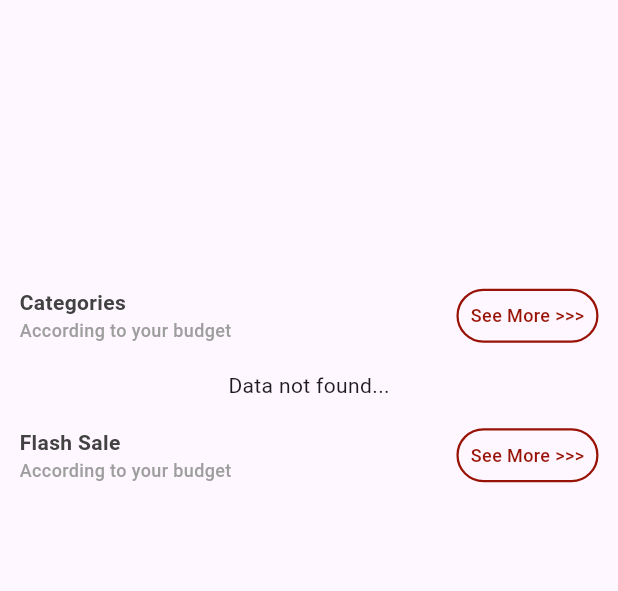
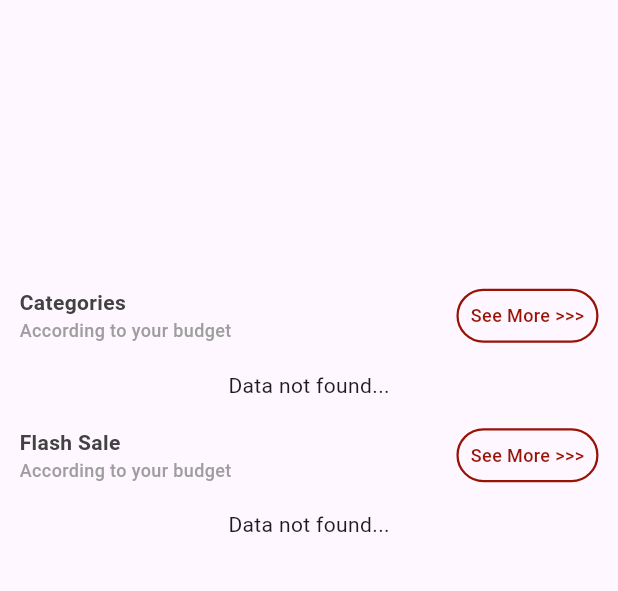
Before and after one commit to gyanendrarathour/e_comm, a Flutter app: the MainScreen screen opened directly, on a phone screen of 412 x 824 dp, the part 84-675 px from its top. Run offline on Flutter 3.47's test engine with Material 3 defaults, Android fonts, the phone set to English and light mode, and no system bars; drawn by our look-alikes of carousel_slider; our stand-ins replace cached_network_image, cloud_firestore, firebase_auth, firebase_core, flutter_easyloading, flutter_keyboard_visibility and 3 more; missing offline and left inert: image_card; accounts and stored records are empty.

Commit message:
Add Flash Sale Widget

```diff
--- /dev/null
+++ b/lib/models/productModel.dart
@@ -0,0 +1,61 @@
+class ProductModel {
+  final String productId;
+  final String categoryId;
+  final String productName;
+  final String categoryName;
+  final String salePrice;
+  final String fullPrice;
+  final List productImages;
+  final String deliveryTime;
+  final bool isSale;
+  final String productDescription;
+  final dynamic createdAt;
+  final dynamic updatedAt;
+
+  ProductModel({
+    required this.productId,
+    required this.categoryId,
+    required this.productName,
+    required this.categoryName,
+    required this.salePrice,
+    required this.fullPrice,
+    required this.productImages,
+    required this.deliveryTime,
+    required this.isSale,
+    required this.productDescription,
+    required this.createdAt,
+    required this.updatedAt,
+  });
+
+  Map<String, dynamic> toMap(){
+    return {
+      'productId': productId,
+      'categoryId': categoryId,
+      'productName': productName,
+      'categoryName': categoryName,
+      'salePrice': salePrice,
+      'productImages': productImages,
+      'deliveryTime': deliveryTime,
+      'isSale': isSale,
+      'productDescription': productDescription,
+      'createdAt': createdAt,
+      'updatedAt': updatedAt
+    };
+  }
+
+  factory ProductModel.fromMap(Map<String, dynamic> json){
+    return ProductModel(
+      productId: json['productId'],
+      categoryId: json['categoryId'],
+      productName: json['productName'],
+      categoryName: json['categoryName'],
+      salePrice: json['salePrice'],
+      fullPrice: json['fullPrice'],
+      productImages: json['productImages'],
+      deliveryTime: json['deliveryTime'],
+      isSale: json['isSale'],
+      productDescription: json['productDescription'],
+      createdAt: json['createdAt'],
+      updatedAt: json['updatedAt']);
+  }
+}
--- a/lib/screens/userPanel/mainScreen.dart
+++ b/lib/screens/userPanel/mainScreen.dart
@@ -2,6 +2,7 @@ import 'package:e_comm/utils/appConstant.dart';
 import 'package:e_comm/widgets/bannerWidget.dart';
 import 'package:e_comm/widgets/categoryWidget.dart';
 import 'package:e_comm/widgets/customDrawerWidget.dart';
+import 'package:e_comm/widgets/flashSaleWidget.dart';
 import 'package:e_comm/widgets/headingWidget.dart';
 import 'package:flutter/material.dart';
 import 'package:get/get_core/get_core.dart';
@@ -42,7 +43,8 @@ class _MainScreenState extends State<MainScreen> {
                   headingTitle: 'Flash Sale',
                   headingSubTitle: "According to your budget",
                   onTap: () {},
-                  buttonText: 'See More >>>')
+                  buttonText: 'See More >>>'),
+              const FlashSaleWidget()
             ],
           ),
         ),
--- a/lib/widgets/categoryWidget.dart
+++ b/lib/widgets/categoryWidget.dart
@@ -2,7 +2,6 @@ import 'package:cached_network_image/cached_network_image.dart';
 import 'package:cloud_firestore/cloud_firestore.dart';
 import 'package:e_comm/models/categoriesModel.dart';
 import 'package:flutter/cupertino.dart';
-import 'package:flutter/material.dart';
 import 'package:get/get_core/get_core.dart';
 import 'package:get/get_navigation/get_navigation.dart';
 import 'package:image_card/image_card.dart';
--- /dev/null
+++ b/lib/widgets/flashSaleWidget.dart
@@ -0,0 +1,106 @@
+import 'package:cached_network_image/cached_network_image.dart';
+import 'package:cloud_firestore/cloud_firestore.dart';
+import 'package:e_comm/models/categoriesModel.dart';
+import 'package:e_comm/models/productModel.dart';
+import 'package:e_comm/utils/appConstant.dart';
+import 'package:flutter/cupertino.dart';
+import 'package:get/get_core/get_core.dart';
+import 'package:get/get_navigation/get_navigation.dart';
+import 'package:image_card/image_card.dart';
+
+class FlashSaleWidget extends StatelessWidget {
+  const FlashSaleWidget({super.key});
+
+  @override
+  Widget build(BuildContext context) {
+    return FutureBuilder(
+        future: FirebaseFirestore.instance
+            .collection('products')
+            .where('isSale', isEqualTo: true)
+            .get(),
+        builder: (BuildContext context, AsyncSnapshot<QuerySnapshot> snapshot) {
+          if (snapshot.hasError) {
+            return const Center(
+              child: Text('Error in syncing...'),
+            );
+          }
+          if (snapshot.connectionState == ConnectionState.waiting) {
+            return Container(
+                height: Get.height / 5,
+                child: const Center(
+                  child: CupertinoActivityIndicator(),
+                ));
+          }
+          if (snapshot.data!.docs.isEmpty) {
+            return const Center(
+              child: Text('Data not found...'),
+            );
+          }
+          if (snapshot.data != null) {
+            return Container(
+              height: Get.height / 5,
+              child: ListView.builder(
+                  itemCount: snapshot.data!.docs.length,
+                  shrinkWrap: true,
+                  scrollDirection: Axis.horizontal,
+                  itemBuilder: (context, index) {
+                    ProductModel productModel = ProductModel(
+                        productId: snapshot.data!.docs[index]['productId'],
+                        categoryId: snapshot.data!.docs[index]['categoryId'],
+                        productName: snapshot.data!.docs[index]['productName'],
+                        categoryName: snapshot.data!.docs[index]
+                            ['categoryName'],
+                        salePrice: snapshot.data!.docs[index]['salePrice'],
+                        fullPrice: snapshot.data!.docs[index]['fullPrice'],
+                        productImages: snapshot.data!.docs[index]
+                            ['productImages'],
+                        deliveryTime: snapshot.data!.docs[index]
+                            ['deliveryTime'],
+                        isSale: snapshot.data!.docs[index]['isSale'],
+                        productDescription: snapshot.data!.docs[index]
+                            ['productDescription'],
+                        createdAt: snapshot.data!.docs[index]['createdAt'],
+                        updatedAt: snapshot.data!.docs[index]['updatedAt']);
+                    return Row(
+                      children: [
+                        Padding(
+                          padding: const EdgeInsets.all(5.0),
+                          child: Container(
+                            child: FillImageCard(
+                              borderRadius: 20.0,
+                              width: Get.width / 3.5,
+                              heightImage: Get.height / 12.0,
+                              imageProvider: CachedNetworkImageProvider(
+                                  productModel.productImages[0]),
+                              title: Center(
+                                child: Text(
+                                  productModel.productName,
+                                  overflow: TextOverflow.ellipsis,
+                                ),
+                              ),
+                              footer: Row(
+                                children: [
+                                  Text("Rs ${productModel.salePrice}"),
+                                  const SizedBox(width: 2,),
+                                  Text(
+                                    productModel.fullPrice,
+                                    style: const TextStyle(
+                                        fontWeight: FontWeight.bold,
+                                        color: AppConstant.appSecondaryColor,
+                                        decoration: TextDecoration.lineThrough
+                                        ),
+                                  )
+                                ],
+                              ),
+                            ),
+                          ),
+                        )
+                      ],
+                    );
+                  }),
+            );
+          }
+          return Container();
+        });
+  }
+}
```
Also changed, not shown: lib/screens/userPanel/allCategoriesSreen.dart (added, +15 -0 lines).
